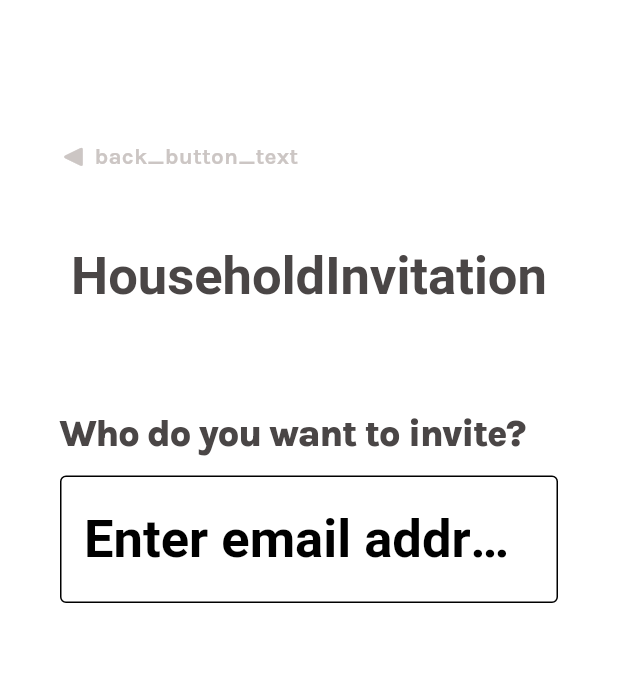
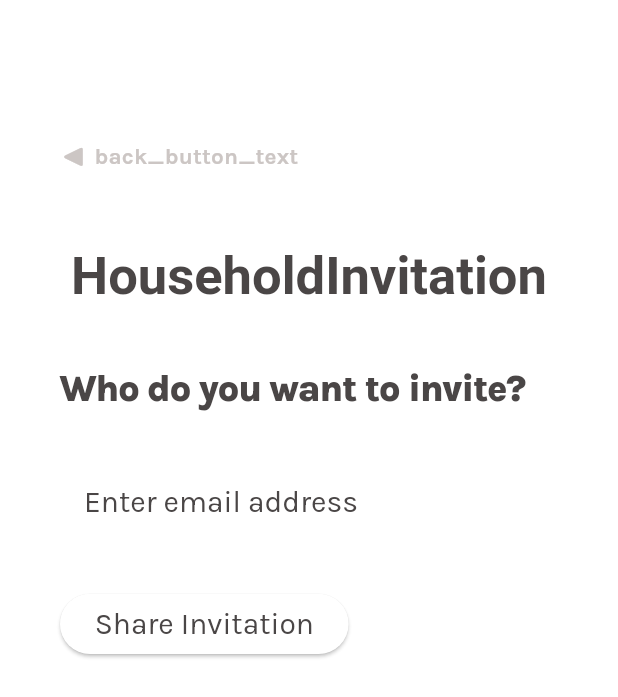
Before and after one commit to iloveproggen/relatee-frontend, a Flutter app: the InviteButton widget shown alone on an empty page, opened directly, after a tap on "Invite Members", on a phone screen of 412 x 824 dp. Shown: the top 697 px of the screen. Run offline on Flutter 3.47's test engine with Material 3 defaults, Android fonts, the phone set to English and light mode, and no system bars; our stand-ins replace flutter_svg, get, graphql_flutter, share, shared_preferences; accounts and stored records are empty; Roboto replaces fonts that are missing (Sedan).

Commit message:
added the implemenatation and a cool share function (standard andriod ios layout)

```diff
--- a/frontend_v1/lib/household_invitation.dart
+++ b/frontend_v1/lib/household_invitation.dart
@@ -1,8 +1,37 @@
+import 'package:flutter/cupertino.dart';
 import 'package:flutter/material.dart';
 import 'package:frontend_v1/profileV2.dart';
+import 'package:share/share.dart';
 
-class HouseholdInvaitation extends StatelessWidget {
-  const HouseholdInvaitation({super.key});
+class HouseholdInvitation extends StatefulWidget {
+  const HouseholdInvitation({super.key});
+
+  @override
+  _HouseholdInvitationState createState() => _HouseholdInvitationState();
+}
+
+class _HouseholdInvitationState extends State<HouseholdInvitation> {
+  final TextEditingController _controller = TextEditingController();
+  bool _isFieldEmpty = false;
+
+  @override
+  void initState() {
+    super.initState();
+    _controller.addListener(_validateInput);
+  }
+
+  void _validateInput() {
+    setState(() {
+      _isFieldEmpty = _controller.text.isEmpty;
+    });
+  }
+
+  @override
+  void dispose() {
+    _controller.removeListener(_validateInput);
+    _controller.dispose();
+    super.dispose();
+  }
 
   @override
   Widget build(BuildContext context) {
@@ -14,7 +43,7 @@ class HouseholdInvaitation extends StatelessWidget {
             children: [
               const BackIconRow(),
               Padding(
-                padding: const EdgeInsets.only(top: 20, bottom: 60),
+                padding: const EdgeInsets.only(top: 20, bottom: 30),
                 child: Text(
                   'HouseholdInvitation',
                   style: Theme.of(context).textTheme.bodyLarge,
@@ -28,10 +57,46 @@ class HouseholdInvaitation extends StatelessWidget {
                     style: Theme.of(context).textTheme.bodyMedium,
                   ),
                   const SizedBox(height: 10),
-                  TextFormField(
-                    decoration: const InputDecoration(
+                  TextField(
+                    controller: _controller,
+                    decoration: InputDecoration(
                       border: OutlineInputBorder(),
                       hintText: 'Enter email address',
+                      hintStyle: _isFieldEmpty
+                          ? Theme.of(context)
+                              .textTheme
+                              .bodySmall
+                              ?.copyWith(color: Colors.red)
+                          : Theme.of(context).textTheme.bodySmall,
+                      errorText:
+                          _isFieldEmpty ? 'This field is required' : null,
+                      focusedBorder: OutlineInputBorder(
+                          borderSide: BorderSide(
+                              color: _isFieldEmpty
+                                  ? Colors.blue
+                                  : Colors.transparent)),
+                      enabledBorder: OutlineInputBorder(
+                          borderSide: BorderSide(
+                              color: _isFieldEmpty
+                                  ? Colors.green
+                                  : Colors.transparent)),
+                    ),
+                  ),
+                  const SizedBox(height: 20),
+                  ElevatedButton(
+                    onPressed: () {
+                      final RenderBox box =
+                          context.findRenderObject() as RenderBox;
+                      Share.share(
+                        'Hey! I am inviting you to join my household on HomeTasks. Use the following to join:',
+                        subject: 'Invitation Code',
+                        sharePositionOrigin:
+                            box.localToGlobal(Offset.zero) & box.size,
+                      );
+                    },
+                    child: Text(
+                      'Share Invitation',
+                      style: Theme.of(context).textTheme.bodySmall,
                     ),
                   ),
                 ],
--- a/frontend_v1/lib/household_tasks.dart
+++ b/frontend_v1/lib/household_tasks.dart
@@ -393,8 +393,7 @@ class InviteButton extends StatelessWidget {
     return TextButton(
       onPressed: () async {
         // TODO: Implement invite functionality
-        await Get.to(() => const HouseholdInvaitation());
-
+        await Get.to(() => const HouseholdInvitation());
       },
       style: ButtonStyle(
         padding: MaterialStateProperty.all<EdgeInsets>(const EdgeInsets.all(0)),
--- a/frontend_v1/pubspec.yaml
+++ b/frontend_v1/pubspec.yaml
@@ -34,6 +34,9 @@ dependencies:
   postgres: ^2.3.2
   intl: any
   #^0.17.0
+
+#to get the share interface of the device
+  share: ^2.0.4
 
 
   #for the translations
```
Also changed, not shown: frontend_v1/pubspec.lock, 1 other file.
